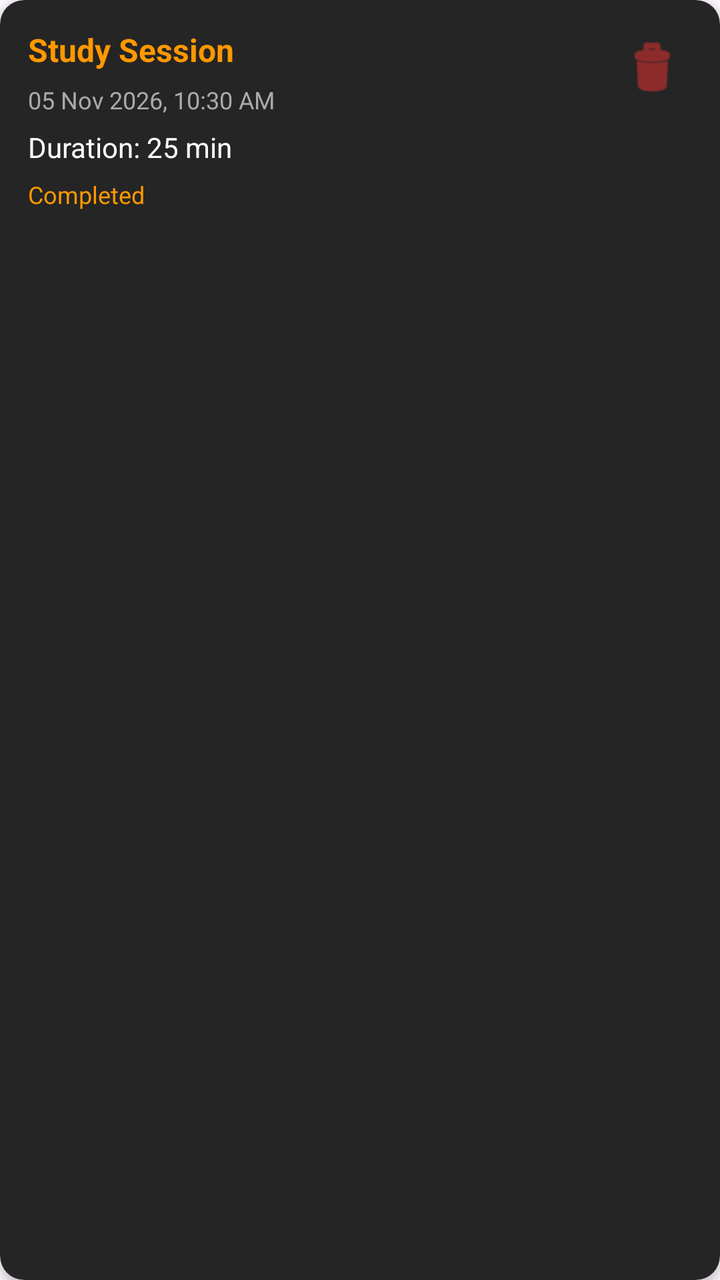
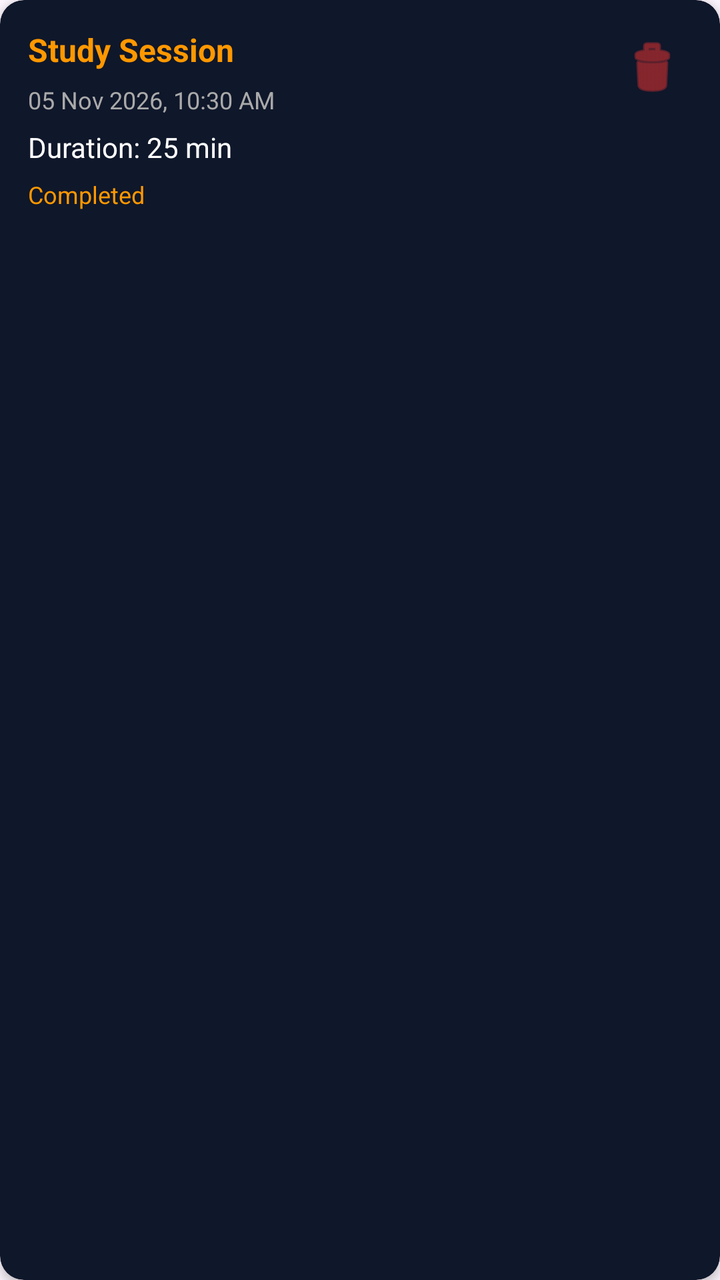

Before-and-after screenshots of an Android layout around one commit, followed by the original layout XML and the change that was made.
<!-- AndroidManifest.xml: application theme Theme.LearnFlow -->
<!-- res/layout/session_card.xml -->
<?xml version="1.0" encoding="utf-8"?>
<androidx.cardview.widget.CardView
    xmlns:android="http://schemas.android.com/apk/res/android"
    xmlns:app="http://schemas.android.com/apk/res-auto"
    android:layout_width="match_parent"
    android:layout_height="wrap_content"
    android:layout_marginBottom="10dp"
    app:cardBackgroundColor="#252525"
    app:cardCornerRadius="12dp"
    app:cardElevation="3dp">

    <androidx.constraintlayout.widget.ConstraintLayout
        android:layout_width="match_parent"
        android:layout_height="wrap_content"
        android:padding="14dp">

        <TextView
            android:id="@+id/txtSessionName"
            android:layout_width="0dp"
            android:layout_height="wrap_content"
            android:text="Study Session"
            android:textColor="@color/orange"
            android:textSize="16sp"
            android:textStyle="bold"
            app:layout_constraintTop_toTopOf="parent"
            app:layout_constraintStart_toStartOf="parent"
            app:layout_constraintEnd_toStartOf="@id/btnDelete"/>

        <TextView
            android:id="@+id/txtSessionDate"
            android:layout_width="0dp"
            android:layout_height="wrap_content"
            android:layout_marginTop="6dp"
            android:text="05 Nov 2026, 10:30 AM"
            android:textColor="@android:color/darker_gray"
            android:textSize="12sp"
            app:layout_constraintTop_toBottomOf="@id/txtSessionName"
            app:layout_constraintStart_toStartOf="parent"
            app:layout_constraintEnd_toStartOf="@id/btnDelete"/>

        <TextView
            android:id="@+id/txtSessionDuration"
            android:layout_width="0dp"
            android:layout_height="wrap_content"
            android:layout_marginTop="6dp"
            android:text="Duration: 25 min"
            android:textColor="@android:color/white"
            android:textSize="14sp"
            app:layout_constraintTop_toBottomOf="@id/txtSessionDate"
            app:layout_constraintStart_toStartOf="parent"
            app:layout_constraintEnd_toStartOf="@id/btnDelete"/>

        <TextView
            android:id="@+id/txtSessionStatus"
            android:layout_width="wrap_content"
            android:layout_height="wrap_content"
            android:layout_marginTop="6dp"
            android:text="Completed"
            android:textColor="@color/orange"
            android:textSize="12sp"
            app:layout_constraintTop_toBottomOf="@id/txtSessionDuration"
            app:layout_constraintStart_toStartOf="parent"
            app:layout_constraintBottom_toBottomOf="parent"/>

        <ImageButton
            android:id="@+id/btnDelete"
            android:layout_width="40dp"
            android:layout_height="40dp"
            android:background="?attr/selectableItemBackgroundBorderless"
            android:src="@android:drawable/ic_menu_delete"
            android:contentDescription="Delete session"
            android:tint="#D32F2F"
            app:layout_constraintEnd_toEndOf="parent"
            app:layout_constraintTop_toTopOf="parent"/>

    </androidx.constraintlayout.widget.ConstraintLayout>

</androidx.cardview.widget.CardView>
<!-- resources referenced by this layout -->
<resources>
  <color name="orange">#FF9800</color>
  <style name="Theme.LearnFlow" parent="Base.Theme.LearnFlow" />
  <style name="Base.Theme.LearnFlow" parent="Theme.Material3.DayNight.NoActionBar">
          
          
      </style>
</resources>

<!-- the commit's change to res/layout/session_card.xml (unified diff, before → after) -->
@@ -5,7 +5,7 @@
     android:layout_width="match_parent"
     android:layout_height="wrap_content"
     android:layout_marginBottom="10dp"
-    app:cardBackgroundColor="#252525"
+    app:cardBackgroundColor="@color/dark_background"
     app:cardCornerRadius="12dp"
     app:cardElevation="3dp">
 
<!-- resource entries referenced after the edit -->
@@ -1,5 +1,6 @@
 <!-- resources referenced by this layout -->
 <resources>
+  <color name="dark_background">#0F172A</color>
   <color name="orange">#FF9800</color>
   <style name="Theme.LearnFlow" parent="Base.Theme.LearnFlow" />
   <style name="Base.Theme.LearnFlow" parent="Theme.Material3.DayNight.NoActionBar">
